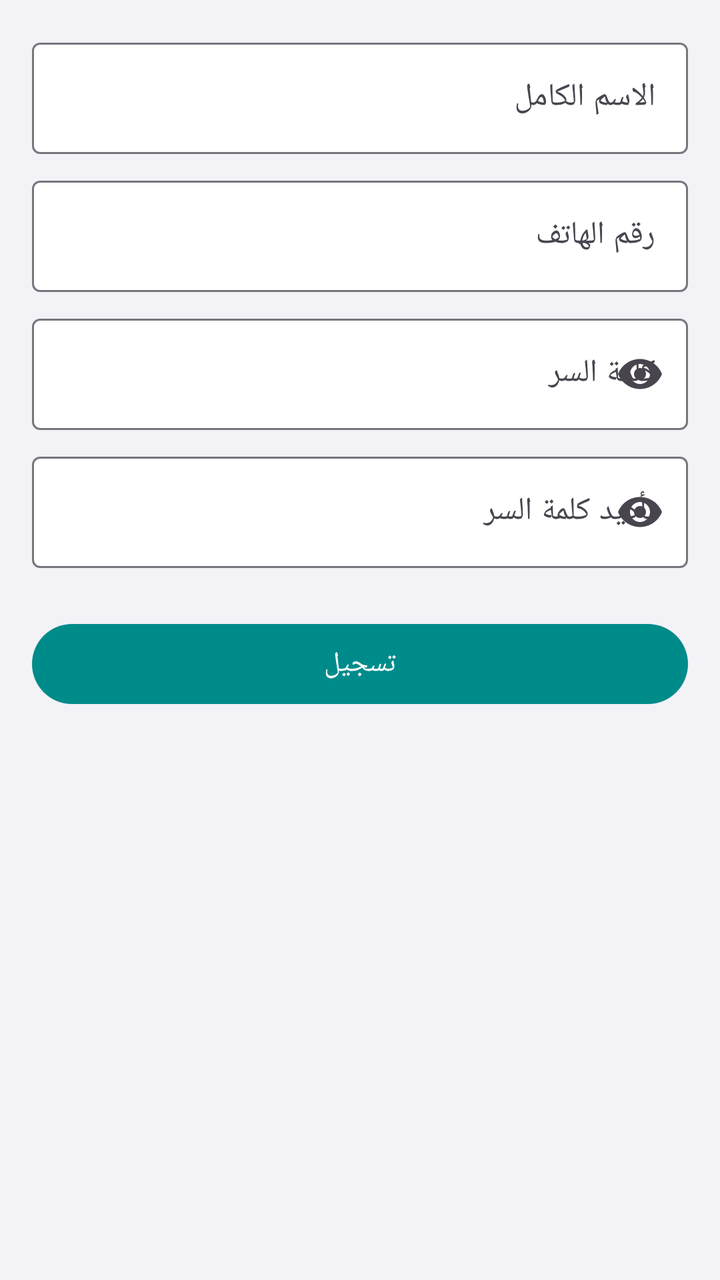
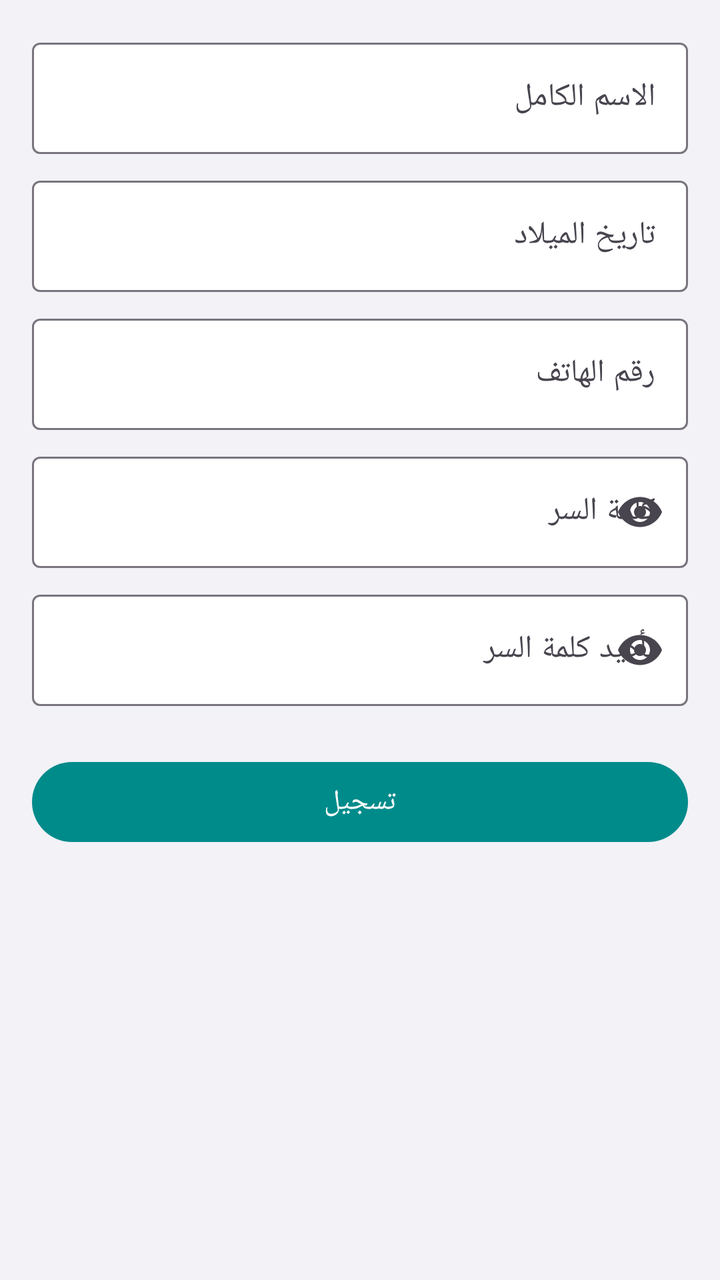

The first picture is an Android layout as it rendered before a commit; the second is the same layout after the commit. The layout source and the unified diff follow.
<!-- AndroidManifest.xml: application theme Theme.DragApp -->
<!-- res/layout/fragment_register_employee.xml -->
<?xml version="1.0" encoding="utf-8"?>
<ScrollView xmlns:android="http://schemas.android.com/apk/res/android"
    xmlns:app="http://schemas.android.com/apk/res-auto"
    android:layout_width="match_parent"
    android:layout_height="match_parent"
    android:fillViewport="true">

    <LinearLayout
        android:layout_width="match_parent"
        android:layout_height="wrap_content"
        android:orientation="vertical"
        android:padding="16dp">

        <com.google.android.material.textfield.TextInputLayout
            android:layout_width="match_parent"
            android:layout_height="wrap_content"
            android:hint="@string/full_name"
            app:boxBackgroundColor="@color/ios_card">

            <com.google.android.material.textfield.TextInputEditText
                android:id="@+id/input_full_name"
                android:layout_width="match_parent"
                android:layout_height="wrap_content"
                android:inputType="textPersonName" />
        </com.google.android.material.textfield.TextInputLayout>

        <com.google.android.material.textfield.TextInputLayout
            android:layout_width="match_parent"
            android:layout_height="wrap_content"
            android:layout_marginTop="8dp"
            android:hint="@string/phone_number"
            app:boxBackgroundColor="@color/ios_card">

            <com.google.android.material.textfield.TextInputEditText
                android:id="@+id/input_phone"
                android:layout_width="match_parent"
                android:layout_height="wrap_content"
                android:inputType="phone" />
        </com.google.android.material.textfield.TextInputLayout>

        <com.google.android.material.textfield.TextInputLayout
            android:layout_width="match_parent"
            android:layout_height="wrap_content"
            android:layout_marginTop="8dp"
            android:hint="@string/password"
            app:boxBackgroundColor="@color/ios_card"
            app:endIconMode="password_toggle">

            <com.google.android.material.textfield.TextInputEditText
                android:id="@+id/input_password"
                android:layout_width="match_parent"
                android:layout_height="wrap_content"
                android:inputType="textPassword" />
        </com.google.android.material.textfield.TextInputLayout>

        <com.google.android.material.textfield.TextInputLayout
            android:layout_width="match_parent"
            android:layout_height="wrap_content"
            android:layout_marginTop="8dp"
            android:hint="@string/confirm_password"
            app:boxBackgroundColor="@color/ios_card"
            app:endIconMode="password_toggle">

            <com.google.android.material.textfield.TextInputEditText
                android:id="@+id/input_confirm_password"
                android:layout_width="match_parent"
                android:layout_height="wrap_content"
                android:inputType="textPassword" />
        </com.google.android.material.textfield.TextInputLayout>

        <com.google.android.material.button.MaterialButton
            android:id="@+id/btn_register_employee"
            android:layout_width="match_parent"
            android:layout_height="wrap_content"
            android:layout_marginTop="24dp"
            android:text="@string/register" />
    </LinearLayout>
</ScrollView>
<!-- resources referenced by this layout -->
<resources>
  <color name="ios_card">#FFFFFF</color>
  <string name="confirm_password">تأكيد كلمة السر</string>
  <string name="full_name">الاسم الكامل</string>
  <string name="password">كلمة السر</string>
  <string name="phone_number">رقم الهاتف</string>
  <string name="register">تسجيل</string>
  <style name="Theme.DragApp" parent="Base.Theme.DragApp" />
  <style name="Base.Theme.DragApp" parent="Theme.Material3.Light.NoActionBar">
          <item name="colorPrimary">@color/ios_primary</item>
          <item name="android:statusBarColor">@color/ios_primary</item>
          <item name="android:navigationBarColor">@color/ios_bg</item>
          <item name="android:windowBackground">@color/ios_bg</item>
      </style>
  <color name="ios_primary">#008B8B</color>
  <color name="ios_bg">#F2F2F7</color>
</resources>

<!-- the commit's change to res/layout/fragment_register_employee.xml (unified diff, before → after) -->
@@ -22,6 +22,22 @@
                 android:layout_width="match_parent"
                 android:layout_height="wrap_content"
                 android:inputType="textPersonName" />
+        </com.google.android.material.textfield.TextInputLayout>
+
+        <com.google.android.material.textfield.TextInputLayout
+            android:layout_width="match_parent"
+            android:layout_height="wrap_content"
+            android:layout_marginTop="8dp"
+            android:hint="@string/date_of_birth"
+            app:boxBackgroundColor="@color/ios_card">
+
+            <com.google.android.material.textfield.TextInputEditText
+                android:id="@+id/input_dob"
+                android:layout_width="match_parent"
+                android:layout_height="wrap_content"
+                android:clickable="true"
+                android:focusable="false"
+                android:inputType="none" />
         </com.google.android.material.textfield.TextInputLayout>
 
         <com.google.android.material.textfield.TextInputLayout
<!-- resource entries referenced after the edit -->
@@ -2,6 +2,7 @@
 <resources>
   <color name="ios_card">#FFFFFF</color>
   <string name="confirm_password">تأكيد كلمة السر</string>
+  <string name="date_of_birth">تاريخ الميلاد</string>
   <string name="full_name">الاسم الكامل</string>
   <string name="password">كلمة السر</string>
   <string name="phone_number">رقم الهاتف</string>
